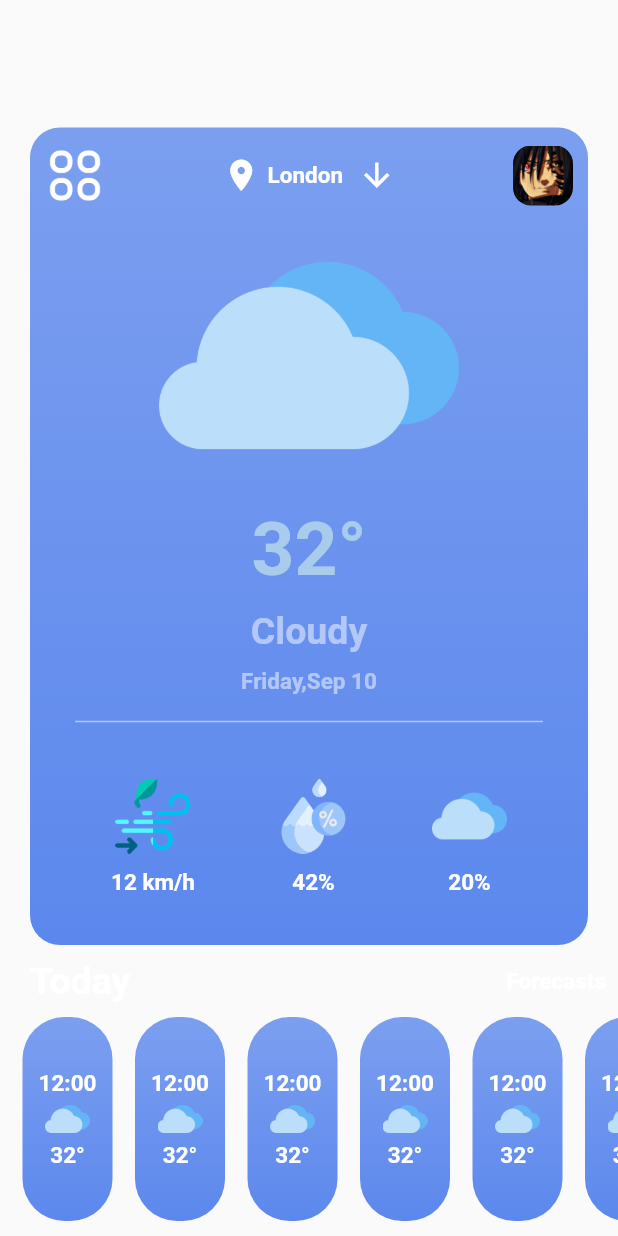
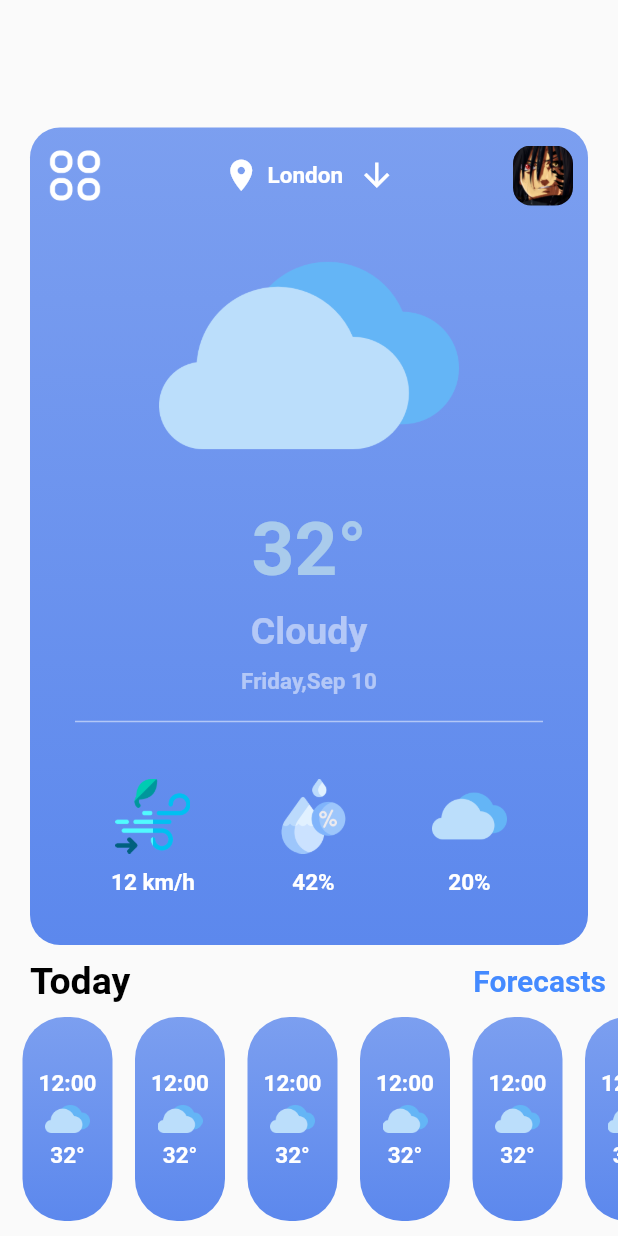
Before and after one commit to ramywael/Weather_App, a Flutter app: the screen it shows after launch, on a phone screen of 412 x 824 dp. Run offline on Flutter 3.47's test engine with Material 2 defaults, Android fonts, the phone set to English and light mode, and no system bars.

Commit message:
Fix the Bug

```diff
--- a/lib/widgets/home_view_body.dart
+++ b/lib/widgets/home_view_body.dart
@@ -1,10 +1,7 @@
-
 import 'package:flutter/material.dart';
 import 'package:weather_api/widgets/container_item.dart';
-
 import 'custom_text.dart';
 import 'list_view_home.dart';
-import 'list_view_home_item.dart';
 
 class HomeViewBody extends StatelessWidget {
   const HomeViewBody({Key? key}) : super(key: key);
@@ -21,16 +18,17 @@ class HomeViewBody extends StatelessWidget {
               padding:  EdgeInsets.only(left: 20),
               child: CustomText(
                   text: "Today",
-                  color: Colors.white,
+                  color: Colors.black,
                   sizeFont: 25,
                   ),
             ),
             TextButton(onPressed:() {
 
-            },  child: const CustomText(
+            },
+                child: const CustomText(
                 text: "Forecasts",
-                color: Colors.white,
-                sizeFont: 15,
+                color: Colors.blueAccent,
+                sizeFont: 20,
                 )
             ),
           ],
```
